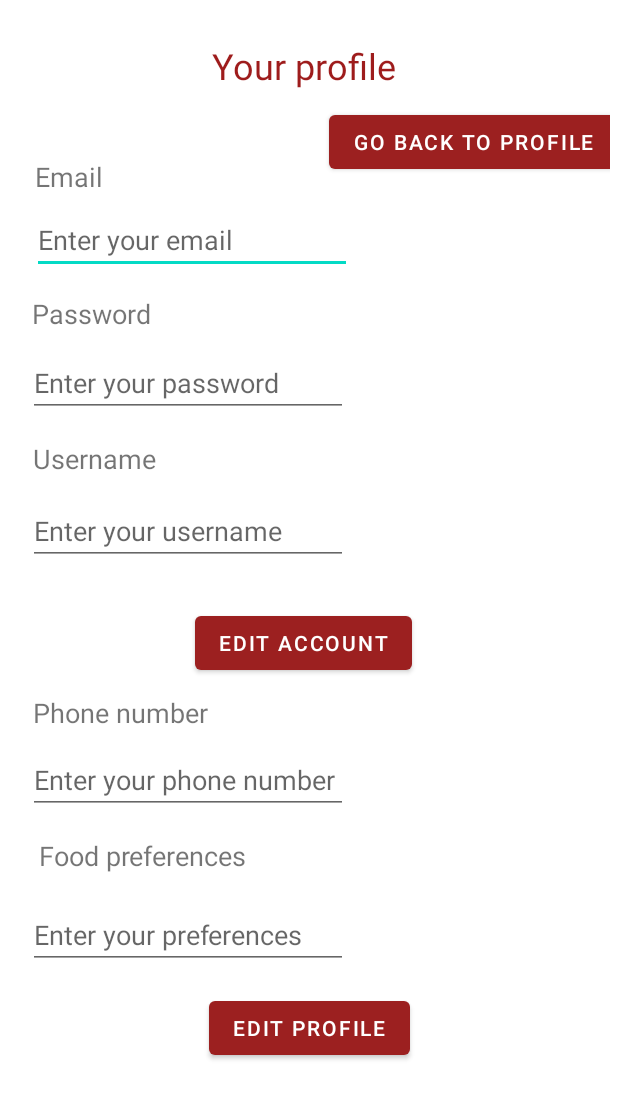
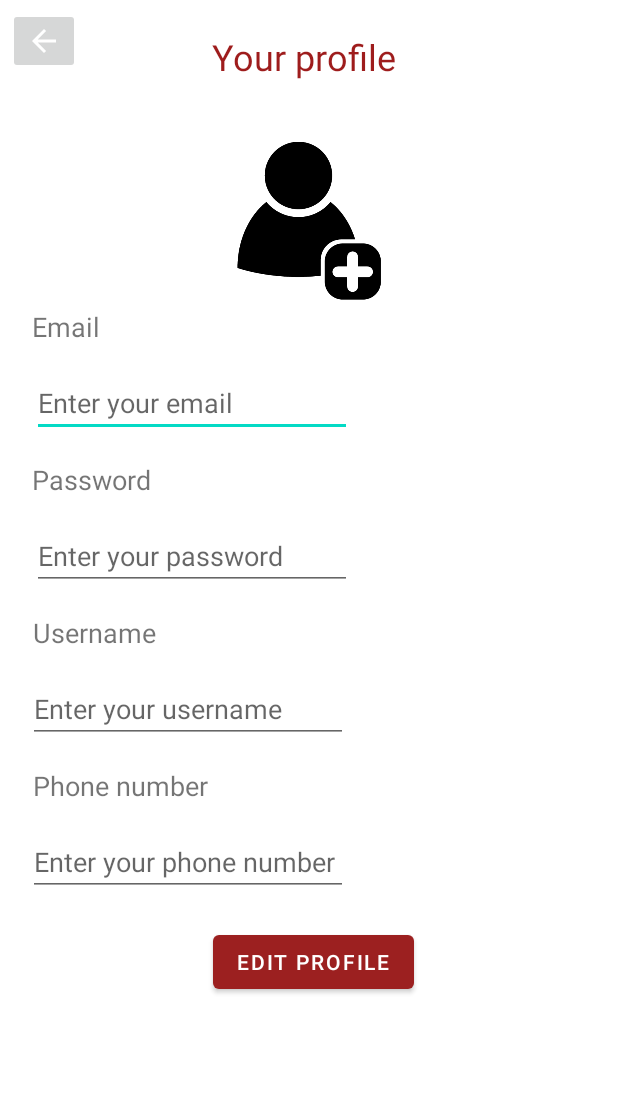
Before and after one commit to andreeamatei5810/Smart-Farmer, an Android app: the layout activity_edit_profile.xml on its own in the app's theme, with its tools: preview values and no code run, on a phone screen of 412 x 824 dp. Shown: the top 1099 px of the screen. Run offline under Robolectric (Android 15) with nearby library versions, the phone set to English and light mode, and no system bars.

Commit message:
Changed user profile

```diff
--- a/app/src/main/java/chat/NewMessageActivity.java
+++ b/app/src/main/java/chat/NewMessageActivity.java
@@ -31,7 +31,7 @@ public class NewMessageActivity  extends AppCompatActivity {
         newMessage.setOnClickListener(new View.OnClickListener() {
             public void onClick(View v) {
                 String emailReceived = String.valueOf(emailMessage.getText());
-                ArrayList<String> str = database.getClientInfo(emailReceived);
+                ArrayList<String> str = database.getUserInfo(emailReceived);
                 if (str.size() != 6) {
                     Toast.makeText(getApplicationContext(), "User doesn't exist", Toast.LENGTH_SHORT).show();
                     Intent i = new Intent(NewMessageActivity.this, ChatContactActivity.class);
--- a/app/src/main/java/com/example/mds/FarmerProfileActivity.java
+++ b/app/src/main/java/com/example/mds/FarmerProfileActivity.java
@@ -59,7 +59,7 @@ public class FarmerProfileActivity extends AppCompatActivity {
                 }
             });
 
-            Cursor cursor = database.getClient(emailUser);
+            Cursor cursor = database.getUser(emailUser);
             cursor.moveToFirst();
             name.setText(cursor.getString(2));
 
--- a/app/src/main/java/com/example/mds/LoginActivity.java
+++ b/app/src/main/java/com/example/mds/LoginActivity.java
@@ -41,7 +41,7 @@ public class LoginActivity extends AppCompatActivity {
             public void onClick(View v) {
 
                 boolean check = SetValidation();
-                if(check == true){
+                if(check){
                     User user = new User(email.getText().toString());
                     SessionManagement sessionManagement = new SessionManagement(LoginActivity.this);
                     sessionManagement.saveSession(user);
@@ -100,7 +100,7 @@ public class LoginActivity extends AppCompatActivity {
 
         if (isEmailValid && isPasswordValid) {
             System.out.println(email.getText().toString());
-            Cursor cursor = dbHelper.getClient(email.getText().toString());
+            Cursor cursor = dbHelper.getUser(email.getText().toString());
             if(cursor.getCount()>0){
                 cursor.moveToFirst();
                 if(password.getText().toString().equals(cursor.getString(1))){
--- a/app/src/main/java/com/example/mds/MainActivity.java
+++ b/app/src/main/java/com/example/mds/MainActivity.java
@@ -98,7 +98,7 @@ public class MainActivity extends AppCompatActivity {
         clientProfile.setOnClickListener(new View.OnClickListener() {
             @Override
             public void onClick(View v) {
-                Intent i = new Intent(MainActivity.this,ClientProfile.class);
+                Intent i = new Intent(MainActivity.this,UserProfile.class);
                 startActivity(i);
             }
 
--- a/app/src/main/java/com/example/mds/ProductsFragment.java
+++ b/app/src/main/java/com/example/mds/ProductsFragment.java
@@ -1,3 +1,4 @@
+
 package com.example.mds;
 
 import android.os.Bundle;
--- a/app/src/main/res/layout/activity_edit_profile.xml
+++ b/app/src/main/res/layout/activity_edit_profile.xml
@@ -5,10 +5,10 @@
             android:layout_width="match_parent"
             android:layout_height="match_parent"
             android:padding="5dp"
-            tools:context=".ClientEditProfile">
+            tools:context=".UserProfileEdit">
 
     <androidx.constraintlayout.widget.ConstraintLayout
-            android:layout_width="match_parent"
+            android:layout_width="wrap_content"
             android:layout_height="wrap_content">
         <TextView
                 android:id="@+id/profileTitle"
@@ -22,8 +22,8 @@
                 android:textSize="24sp"
                 app:layout_constraintEnd_toEndOf="parent"
                 app:layout_constraintStart_toStartOf="parent"
-                app:layout_constraintTop_toTopOf="parent" android:layout_marginBottom="72dp"
-                app:layout_constraintBottom_toTopOf="@+id/editEmail"/>
+                app:layout_constraintTop_toTopOf="parent"
+        />
 
         <EditText
                 android:id="@+id/editEmail"
@@ -38,10 +38,7 @@
                 app:layout_constraintEnd_toEndOf="parent"
                 app:layout_constraintStart_toStartOf="parent"
                 app:layout_constraintHorizontal_bias="0.0"
-                android:layout_marginTop="5dp"
-                app:layout_constraintTop_toBottomOf="@+id/emailText"
-                android:layout_marginBottom="25dp"
-                app:layout_constraintBottom_toTopOf="@+id/passwordText"/>
+                android:layout_marginBottom="16dp" app:layout_constraintBottom_toTopOf="@+id/passwordText"/>
 
         <EditText
                 android:id="@+id/editPassword"
@@ -55,8 +52,8 @@
                 android:inputType="textPassword"
                 app:layout_constraintEnd_toEndOf="parent"
                 app:layout_constraintStart_toStartOf="parent"
-                android:layout_marginTop="50dp" app:layout_constraintTop_toBottomOf="@+id/editEmail"
-        />
+                app:layout_constraintHorizontal_bias="0.0" android:layout_marginBottom="16dp"
+                app:layout_constraintBottom_toTopOf="@+id/usernameText"/>
         <EditText
                 android:id="@+id/editUsername"
                 android:layout_width="wrap_content"
@@ -69,19 +66,7 @@
                 android:inputType="textPersonName"
                 app:layout_constraintEnd_toEndOf="parent"
                 app:layout_constraintStart_toStartOf="parent"
-                app:layout_constraintTop_toBottomOf="@+id/editPassword"
-                app:layout_constraintBottom_toTopOf="@+id/editAccount" android:layout_marginTop="25dp"/>
-
-        <Button
-                android:id="@+id/editAccount"
-                android:layout_width="wrap_content"
-                android:layout_height="wrap_content"
-                android:text="@string/edit_account"
-                app:backgroundTint="#9C2020"
-                app:layout_constraintEnd_toEndOf="parent"
-                app:layout_constraintStart_toStartOf="parent"
-                app:layout_constraintHorizontal_bias="0.487"
-                android:layout_marginBottom="54dp" app:layout_constraintBottom_toTopOf="@+id/editPhone"/>
+                android:layout_marginBottom="16dp" app:layout_constraintBottom_toTopOf="@+id/phoneNumberText"/>
         <EditText
                 android:id="@+id/editPhone"
                 android:layout_width="wrap_content"
@@ -92,51 +77,32 @@
                 android:ems="10"
                 android:hint="@string/enter_your_phone_number"
                 android:inputType="phone"
-                app:layout_constraintBottom_toTopOf="@+id/editPreferences"
                 app:layout_constraintEnd_toEndOf="parent"
                 app:layout_constraintStart_toStartOf="parent"
-                app:layout_constraintTop_toBottomOf="@+id/editAccount"
-                android:layout_marginBottom="10dp"/>
-        <EditText
-                android:id="@+id/editPreferences"
-                android:layout_width="wrap_content"
-                android:layout_height="wrap_content"
-                android:layout_marginStart="16dp"
-                android:layout_marginEnd="177dp"
-                android:layout_marginBottom="15dp"
-                android:autofillHints=""
-                android:ems="10"
-                android:gravity="start|top"
-                android:hint="@string/enter_your_preferences"
-                android:inputType="textMultiLine"
-                app:layout_constraintBottom_toTopOf="@+id/editProfile"
-                app:layout_constraintEnd_toEndOf="parent"
-                app:layout_constraintStart_toStartOf="parent"
-                android:layout_marginTop="8dp"
-                app:layout_constraintTop_toBottomOf="@+id/preferencesText"/>
-
+                app:layout_constraintTop_toBottomOf="@+id/phoneNumberText" android:layout_marginTop="16dp"/>
         <Button
                 android:id="@+id/editProfile"
                 android:layout_width="wrap_content"
                 android:layout_height="wrap_content"
-                android:layout_marginBottom="40dp"
                 android:text="@string/edit_profile"
                 app:backgroundTint="#9C2020"
-                app:layout_constraintBottom_toBottomOf="parent"
                 app:layout_constraintEnd_toEndOf="parent"
                 app:layout_constraintStart_toStartOf="parent"
-        />
+                app:layout_constraintTop_toBottomOf="@+id/editPhone"
+                app:layout_constraintHorizontal_bias="0.51" app:layout_constraintBottom_toBottomOf="parent"
+                android:layout_marginTop="20dp"/>
         <TextView
                 android:text="@string/email"
                 android:layout_width="wrap_content"
                 android:layout_height="wrap_content" android:id="@+id/emailText"
-                app:layout_constraintTop_toTopOf="parent"
-                android:layout_marginTop="100dp" android:textSize="18sp"
+                android:textSize="18sp"
                 android:layout_marginEnd="338dp"
                 app:layout_constraintEnd_toEndOf="parent"
                 app:layout_constraintStart_toStartOf="parent"
-                android:layout_marginStart="16dp" app:layout_constraintHorizontal_bias="1.0"
-                android:layout_marginBottom="2dp" app:layout_constraintBottom_toTopOf="@+id/editEmail"/>
+                android:layout_marginStart="16dp" app:layout_constraintHorizontal_bias="0.0"
+                android:layout_marginBottom="16dp" app:layout_constraintBottom_toTopOf="@+id/editEmail"
+                app:layout_constraintTop_toTopOf="parent" android:layout_marginTop="200dp"
+                app:layout_constraintVertical_bias="1.0"/>
         <TextView
                 android:text="@string/password"
                 android:layout_width="wrap_content"
@@ -146,53 +112,40 @@
                 android:layout_marginEnd="303dp"
                 app:layout_constraintEnd_toEndOf="parent"
                 app:layout_constraintHorizontal_bias="0.0"
-                android:layout_marginTop="14dp"
-                app:layout_constraintTop_toBottomOf="@+id/editEmail"
-        />
+                android:layout_marginBottom="16dp" app:layout_constraintBottom_toTopOf="@+id/editPassword"/>
         <TextView
                 android:text="@string/username"
                 android:layout_width="wrap_content"
                 android:layout_height="wrap_content" android:id="@+id/usernameText"
-                android:textSize="18sp" android:layout_marginTop="15dp"
-                app:layout_constraintTop_toBottomOf="@+id/editPassword" app:layout_constraintStart_toStartOf="parent"
+                android:textSize="18sp"
+                app:layout_constraintStart_toStartOf="parent"
                 android:layout_marginStart="16dp" android:layout_marginEnd="302dp"
                 app:layout_constraintEnd_toEndOf="parent"
-                android:layout_marginBottom="13dp" app:layout_constraintBottom_toTopOf="@+id/editUsername"/>
+                android:layout_marginBottom="16dp" app:layout_constraintBottom_toTopOf="@+id/editUsername"/>
         <TextView
                 android:text="@string/phone_number"
                 android:layout_width="wrap_content"
                 android:layout_height="wrap_content"
                 android:id="@+id/phoneNumberText"
                 android:textSize="18sp"
-                app:layout_constraintTop_toBottomOf="@+id/editAccount"
-                android:layout_marginBottom="10dp" app:layout_constraintBottom_toTopOf="@+id/editPhone"
-                android:layout_marginTop="10dp" app:layout_constraintStart_toStartOf="parent"
+                app:layout_constraintStart_toStartOf="parent"
                 android:layout_marginStart="16dp" android:layout_marginEnd="267dp"
-                app:layout_constraintEnd_toEndOf="parent"/>
-        <TextView
-                android:text="@string/food_preferences"
+                app:layout_constraintEnd_toEndOf="parent"
+                android:layout_marginBottom="16dp" app:layout_constraintBottom_toTopOf="@+id/editPhone"/>
+        <ImageButton
+                android:src="@drawable/abc_vector_test"
                 android:layout_width="wrap_content"
-                android:layout_height="wrap_content" android:id="@+id/preferencesText"
-                android:textSize="18sp" app:layout_constraintStart_toStartOf="parent"
-                android:layout_marginStart="16dp" android:layout_marginTop="15dp"
-                app:layout_constraintTop_toBottomOf="@+id/editPhone"
-                android:layout_marginBottom="10dp"
-                app:layout_constraintBottom_toTopOf="@+id/editPreferences"
-                android:layout_marginEnd="238dp"
-                app:layout_constraintEnd_toEndOf="parent"/>
-        <Button
-                android:text="@string/go_back_to_profile"
-                android:layout_width="wrap_content"
-                android:layout_height="wrap_content"
-                android:id="@+id/back"
-                app:backgroundTint="#9C2020"
-                android:layout_marginStart="165dp"
-                app:layout_constraintStart_toEndOf="@+id/emailText"
-                android:layout_marginBottom="284dp"
-                app:layout_constraintBottom_toTopOf="@+id/editAccount"
-                android:layout_marginTop="9dp"
+                android:layout_height="wrap_content" android:id="@+id/back"
+                app:layout_constraintTop_toTopOf="parent" app:layout_constraintStart_toStartOf="parent"
+                tools:ignore="PrivateResource" android:contentDescription="@string/back_to_profile"/>
+        <ImageView
+                android:layout_width="132dp"
+                android:layout_height="115dp" tools:src="@drawable/add_photo_profile" android:id="@+id/profilePhoto"
+                android:layout_marginTop="35dp"
                 app:layout_constraintTop_toBottomOf="@+id/profileTitle"
-                android:layout_marginEnd="10dp"
-                app:layout_constraintEnd_toEndOf="parent"/>
+                android:contentDescription="@string/profile_photo"
+                app:layout_constraintStart_toStartOf="parent" android:layout_marginStart="135dp"
+                android:layout_marginEnd="135dp" app:layout_constraintEnd_toEndOf="parent"
+                android:src="@drawable/add_photo_profile"/>
     </androidx.constraintlayout.widget.ConstraintLayout>
 </ScrollView>
--- a/app/src/main/res/layout/activity_login.xml
+++ b/app/src/main/res/layout/activity_login.xml
@@ -45,7 +45,7 @@
                             android:inputType="textEmailAddress"
                             android:maxLines="1"
                             android:paddingStart="5dp"
-                        android:singleLine="true"/>
+                            android:singleLine="true" android:autofillHints=""/>
 
                 </com.google.android.material.textfield.TextInputLayout>
 
--- a/app/src/main/res/values/strings.xml
+++ b/app/src/main/res/values/strings.xml
@@ -40,4 +40,7 @@
     <string name="chat">Chat</string>
     <string name="price">Price</string>
     <string name="go_back_to_all_messages">Go back to all messages</string>
+    <string name="profilePhoto"/>
+    <string name="profile_photo">Profile photo</string>
+    <string name="back_to_profile">Back to profile</string>
 </resources>
```
Also changed, not shown: app/src/main/AndroidManifest.xml (+9 -9 lines), app/src/main/java/com/example/mds/ClientEditProfile.java (deleted, +0 -110 lines), app/src/main/java/com/example/mds/ClientProfile.java (deleted, +0 -100 lines), app/src/main/java/com/example/mds/DBHelper.java (+24 -42 lines), app/src/main/java/com/example/mds/RegisterActivity.java (+15 -14 lines), app/src/main/java/com/example/mds/UserProfile.java (added, +72 -0 lines), app/src/main/java/com/example/mds/UserProfileEdit.java (added, +78 -0 lines), app/src/main/res/layout/activity_user_profile.xml (renamed from app/src/main/res/layout/activity_client_profile.xml, +48 -58 lines), app/src/main/res/drawable/add_photo_profile.png (added). Lines whose indentation alone changed are shown as unchanged.
